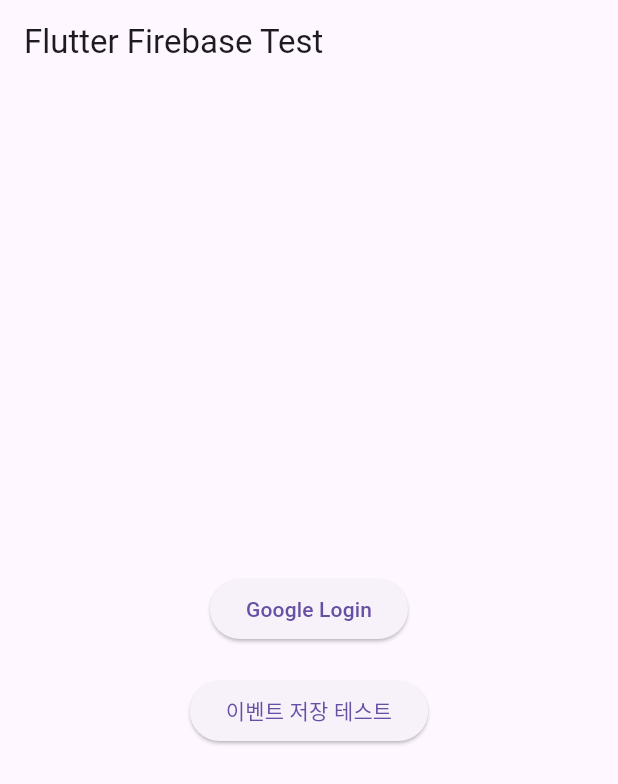
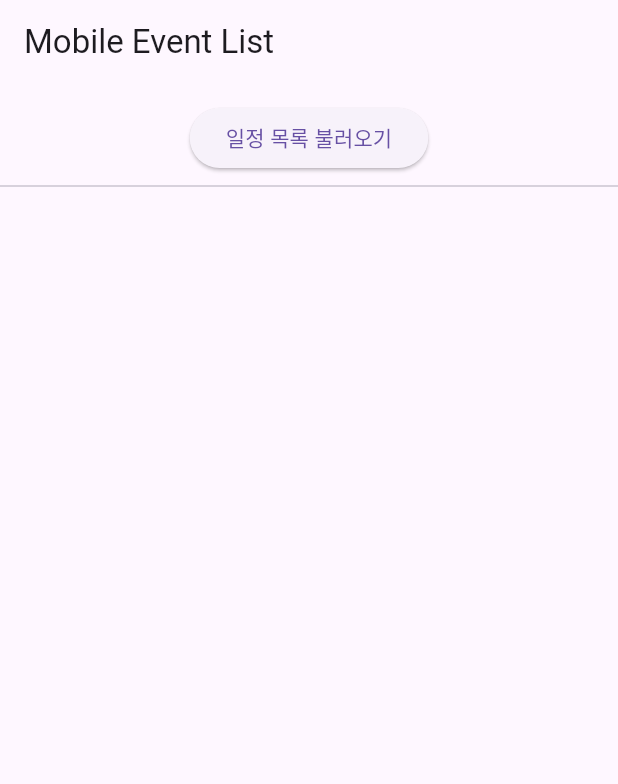
Before and after one commit to 202413059-cloud/calendar-term-project, a Flutter app: the screen it shows after launch, on a phone screen of 412 x 824 dp. Shown: the top 784 px of the screen. Run offline on Flutter 3.47's test engine with Material 3 defaults, Android fonts, the phone set to English and light mode, and no system bars; our stand-ins replace cloud_firestore, firebase_auth, firebase_core; accounts and stored records are empty; generated files the repository leaves out were written again.

Commit message:
Update main.dart

```diff
--- a/mobile/lib/main.dart
+++ b/mobile/lib/main.dart
@@ -18,65 +18,74 @@ class MyApp extends StatelessWidget {
   @override
   Widget build(BuildContext context) {
     return const MaterialApp(
-      home: LoginPage(),
+      home: EventListPage(),
     );
   }
 }
 
-class LoginPage extends StatelessWidget {
-  const LoginPage({super.key});
+class EventListPage extends StatefulWidget {
+  const EventListPage({super.key});
 
-  Future<void> signInWithGoogle() async {
-    final userCredential =
-        await FirebaseAuth.instance.signInWithPopup(
-          GoogleAuthProvider(),
-        );
+  @override
+  State<EventListPage> createState() => _EventListPageState();
+}
 
-    final user = userCredential.user;
-    print(user?.uid);
-  }
+class _EventListPageState extends State<EventListPage> {
+  List<Map<String, dynamic>> events = [];
 
-  Future<void> addTestEvent() async {
+  // STEP 9: Firestore Read
+  Future<void> fetchEvents() async {
     final user = FirebaseAuth.instance.currentUser;
     if (user == null) {
-      print('로그인 필요');
+      debugPrint("로그인 안 됨");
       return;
     }
 
-    await FirebaseFirestore.instance
+    final uid = user.uid;
+
+    final snapshot = await FirebaseFirestore.instance
         .collection('users')
-        .doc(user.uid)
+        .doc(uid)
         .collection('events')
-        .add({
-      'title': '테스트 일정',
-      'date': '2025-12-26',
-      'startTime': '10:00',
-      'endTime': '11:00',
-      'createdAt': Timestamp.now(),
+        .get();
+
+    final data = snapshot.docs.map((doc) => doc.data()).toList();
+
+    setState(() {
+      events = data;
     });
 
-    print('이벤트 저장 완료');
+    // 콘솔 확인용
+    debugPrint("불러온 일정: $data");
   }
 
   @override
   Widget build(BuildContext context) {
     return Scaffold(
-      appBar: AppBar(title: const Text("Flutter Firebase Test")),
-      body: Center(
-        child: Column(
-          mainAxisAlignment: MainAxisAlignment.center,
-          children: [
-            ElevatedButton(
-              onPressed: signInWithGoogle,
-              child: const Text("Google Login"),
+      appBar: AppBar(title: const Text("Mobile Event List")),
+      body: Column(
+        children: [
+          const SizedBox(height: 12),
+          ElevatedButton(
+            onPressed: fetchEvents,
+            child: const Text("일정 목록 불러오기"),
+          ),
+          const Divider(),
+          Expanded(
+            child: ListView.builder(
+              itemCount: events.length,
+              itemBuilder: (context, index) {
+                final e = events[index];
+                return ListTile(
+                  title: Text(e['title'] ?? ''),
+                  subtitle: Text(
+                    "${e['date']} ${e['startTime']} ~ ${e['endTime']}",
+                  ),
+                );
+              },
             ),
-            const SizedBox(height: 20),
-            ElevatedButton(
-              onPressed: addTestEvent,
-              child: const Text("이벤트 저장 테스트"),
-            ),
-          ],
-        ),
+          ),
+        ],
       ),
     );
   }
```
